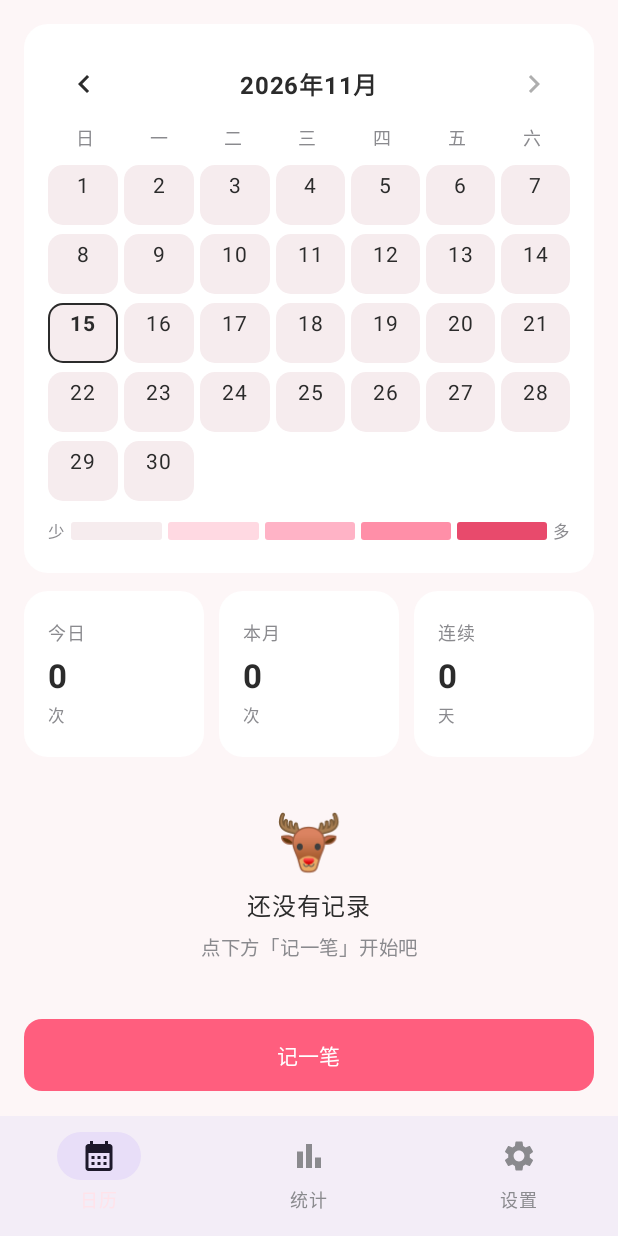
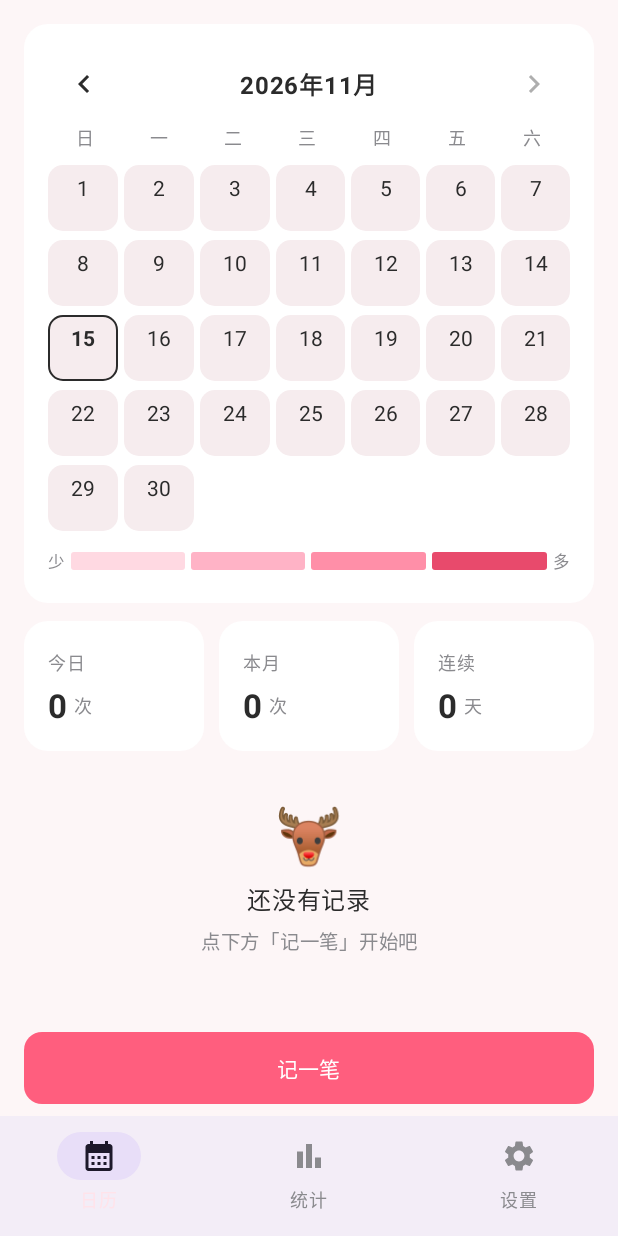
Before and after one commit to Lobing11/luleme_Android, an Android app built with Jetpack Compose: the screen it shows after launch (MainActivity), on a phone screen of 412 x 824 dp. Run offline under Robolectric (Android 15) with nearby library versions, the phone set to English and light mode, and no system bars; our stand-ins replace Room's generated code.

Commit message:
Keep home counts readable and pin the record button.
Let calendar cells grow with font size, place the value and unit on one line, and keep the add button above the bottom bar.

```diff
--- a/app/src/main/java/com/luleme/android/presentation/components/CalendarHeatmap.kt
+++ b/app/src/main/java/com/luleme/android/presentation/components/CalendarHeatmap.kt
@@ -8,7 +8,7 @@ import androidx.compose.foundation.layout.Box
 import androidx.compose.foundation.layout.Column
 import androidx.compose.foundation.layout.Row
 import androidx.compose.foundation.layout.fillMaxWidth
-import androidx.compose.foundation.layout.height
+import androidx.compose.foundation.layout.heightIn
 import androidx.compose.foundation.layout.padding
 import androidx.compose.foundation.shape.RoundedCornerShape
 import androidx.compose.material3.MaterialTheme
@@ -17,8 +17,11 @@ import androidx.compose.runtime.Composable
 import androidx.compose.ui.Alignment
 import androidx.compose.ui.Modifier
 import androidx.compose.ui.graphics.Color
+import androidx.compose.ui.text.PlatformTextStyle
+import androidx.compose.ui.text.TextStyle
 import androidx.compose.ui.text.font.FontWeight
 import androidx.compose.ui.text.style.TextAlign
+import androidx.compose.ui.text.style.TextOverflow
 import androidx.compose.ui.unit.dp
 import androidx.compose.ui.unit.sp
 import com.luleme.android.common.heatLevel
@@ -65,7 +68,7 @@ fun CalendarHeatmap(
                             Column(
                                 modifier = Modifier
                                     .fillMaxWidth()
-                                    .height(40.dp)
+                                    .heightIn(min = 44.dp)
                                     .background(bg, RoundedCornerShape(10.dp))
                                     .then(
                                         if (isToday) Modifier.border(
@@ -75,15 +78,20 @@ fun CalendarHeatmap(
                                         ) else Modifier
                                     )
                                     .clickable { onDayTap(day) }
-                                    .padding(vertical = 2.dp),
+                                    .padding(vertical = 4.dp),
                                 horizontalAlignment = Alignment.CenterHorizontally,
                                 verticalArrangement = Arrangement.Center
                             ) {
                                 Text(
                                     text = day.toString(),
                                     fontSize = 14.sp,
+                                    lineHeight = 16.sp,
                                     fontWeight = if (isToday) FontWeight.Bold else FontWeight.Normal,
-                                    color = textColor
+                                    color = textColor,
+                                    maxLines = 1,
+                                    style = TextStyle(
+                                        platformStyle = PlatformTextStyle(includeFontPadding = false)
+                                    )
                                 )
                                 Text(
                                     text = when {
@@ -91,12 +99,18 @@ fun CalendarHeatmap(
                                         count > 9 -> "9+"
                                         else -> count.toString()
                                     },
-                                    fontSize = 10.sp,
-                                    color = textColor
+                                    fontSize = 11.sp,
+                                    lineHeight = 13.sp,
+                                    color = textColor,
+                                    maxLines = 1,
+                                    overflow = TextOverflow.Clip,
+                                    style = TextStyle(
+                                        platformStyle = PlatformTextStyle(includeFontPadding = false)
+                                    )
                                 )
                             }
                         } else {
-                            Box(modifier = Modifier.fillMaxWidth().height(40.dp))
+                            Box(modifier = Modifier.fillMaxWidth().heightIn(min = 44.dp))
                         }
                     }
                 }
--- a/app/src/main/java/com/luleme/android/presentation/components/StatTile.kt
+++ b/app/src/main/java/com/luleme/android/presentation/components/StatTile.kt
@@ -2,12 +2,14 @@ package com.luleme.android.presentation.components
 
 import androidx.compose.foundation.background
 import androidx.compose.foundation.layout.Column
+import androidx.compose.foundation.layout.Row
 import androidx.compose.foundation.layout.fillMaxWidth
 import androidx.compose.foundation.layout.padding
 import androidx.compose.foundation.shape.RoundedCornerShape
 import androidx.compose.material3.MaterialTheme
 import androidx.compose.material3.Text
 import androidx.compose.runtime.Composable
+import androidx.compose.ui.Alignment
 import androidx.compose.ui.Modifier
 import androidx.compose.ui.text.font.FontWeight
 import androidx.compose.ui.unit.dp
@@ -34,19 +36,24 @@ fun StatTile(
             fontSize = 12.sp,
             color = MaterialTheme.colorScheme.onSurfaceVariant
         )
+        Row(
+            modifier = Modifier.padding(top = 4.dp),
+            verticalAlignment = Alignment.Bottom
+        ) {
             Text(
                 text = value,
                 fontSize = 22.sp,
                 fontWeight = FontWeight.Bold,
-            color = MaterialTheme.colorScheme.onSurface,
-            modifier = Modifier.padding(top = 4.dp)
+                color = MaterialTheme.colorScheme.onSurface
             )
             if (unit.isNotEmpty()) {
                 Text(
                     text = unit,
-                fontSize = 11.sp,
-                color = MaterialTheme.colorScheme.onSurfaceVariant
+                    fontSize = 12.sp,
+                    color = MaterialTheme.colorScheme.onSurfaceVariant,
+                    modifier = Modifier.padding(start = 4.dp, bottom = 2.dp)
                 )
             }
         }
     }
+}
--- a/app/src/main/java/com/luleme/android/presentation/screens/HomeScreen.kt
+++ b/app/src/main/java/com/luleme/android/presentation/screens/HomeScreen.kt
@@ -252,7 +252,7 @@ fun HomeScreen(
                     verticalAlignment = Alignment.CenterVertically
                 ) {
                     Text("少", fontSize = 11.sp, color = MaterialTheme.colorScheme.onSurfaceVariant)
-                    extras.heat.forEach { color ->
+                    extras.heat.drop(1).forEach { color ->
                         Spacer(
                             modifier = Modifier
                                 .height(12.dp)
@@ -276,17 +276,18 @@ fun HomeScreen(
             if (grandTotal == 0) {
                 EmptyState(title = "还没有记录", desc = "点下方「记一笔」开始吧")
             }
+        }
 
         Button(
             onClick = { onAddRecord(null) },
             modifier = Modifier
                 .fillMaxWidth()
+                .padding(horizontal = DesignTokens.PAGE_PADDING)
+                .padding(bottom = 8.dp)
                 .height(DesignTokens.BUTTON_MIN_HEIGHT),
             shape = RoundedCornerShape(12.dp)
         ) {
             Text("记一笔")
-            }
-            Spacer(Modifier.height(DesignTokens.BAR_RESERVED))
         }
 
         SnackbarHost(hostState = snackbarHostState) { data ->
```
Lines whose indentation alone changed are shown as unchanged.
